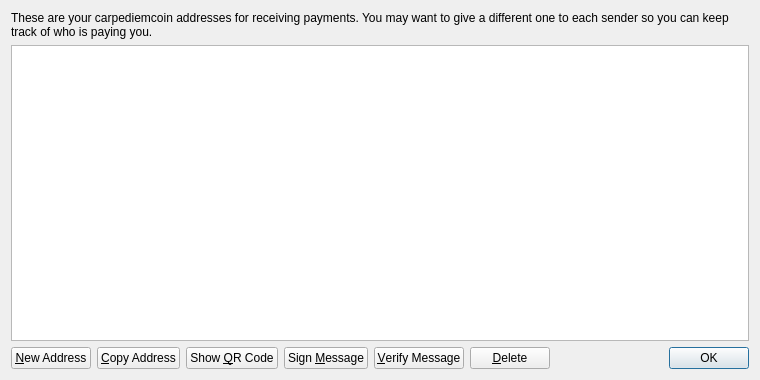
The window that src/qt/forms/addressbookpage.ui (xming/carpediemcoin) describes before a commit, drawn with Qt 5.
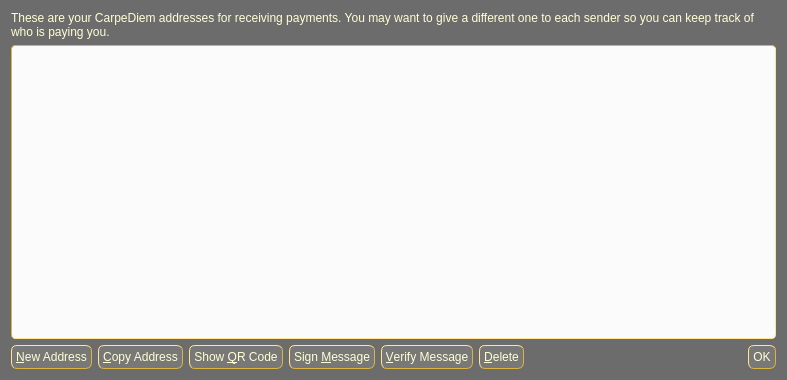
The same window after the commit. Icons and pictures are not drawn.

The edit to the form file:
```diff
--- a/src/qt/forms/addressbookpage.ui
+++ b/src/qt/forms/addressbookpage.ui
@@ -6,22 +6,28 @@
    <rect>
     <x>0</x>
     <y>0</y>
-    <width>760</width>
+    <width>787</width>
     <height>380</height>
    </rect>
   </property>
   <property name="windowTitle">
    <string>Address Book</string>
   </property>
+  <property name="styleSheet">
+   <string notr="true">QWidget {background-color: #6C6C6C; color: #FFFFD3 } QPushButton { background-color: #787878; color: #FFFFD3; border-style:outset; border-color: #dcb540; border-width: 1px; border-radius: 6px; padding: 4px} QPushButton::hover { background-color: #6C6C6C; color: #FFFFD3; border-style:outset; border-color: #dcb540; border-width: 1px; border-radius: 6px; padding: 4px}  QPushButton::pressed {background-color: #FBFBFB; color: #E5990C; border-style:outset; border-color: #DCB540; border-radius: 6px; padding: 4px} QLabel {color: #FFFFD3} QTableView {color: grey; border-style:inset; border-color: #dcb540; border-width: 1px; border-radius: 4px; background-color: #FBFBFB }</string>
+  </property>
   <layout class="QVBoxLayout" name="verticalLayout">
    <item>
     <widget class="QLabel" name="labelExplanation">
      <property name="text">
-      <string>These are your carpediemcoin addresses for receiving payments. You may want to give a different one to each sender so you can keep track of who is paying you.</string>
+      <string>These are your CarpeDiem addresses for receiving payments. You may want to give a different one to each sender so you can keep track of who is paying you.</string>
      </property>
      <property name="textFormat">
       <enum>Qt::PlainText</enum>
      </property>
+     <property name="alignment">
+      <set>Qt::AlignLeading|Qt::AlignLeft|Qt::AlignVCenter</set>
+     </property>
      <property name="wordWrap">
       <bool>true</bool>
      </property>
@@ -35,6 +41,9 @@
      <property name="toolTip">
       <string>Double-click to edit address or label</string>
      </property>
+     <property name="styleSheet">
+      <string notr="true">color: grey; border-style:inset; border-color: #dcb540; border-width: 1px; border-radius: 4px; background-color: #FBFBFB</string>
+     </property>
      <property name="tabKeyNavigation">
       <bool>false</bool>
      </property>
@@ -62,6 +71,9 @@
        <property name="toolTip">
         <string>Create a new address</string>
        </property>
+       <property name="styleSheet">
+        <string notr="true"/>
+       </property>
        <property name="text">
         <string>&amp;New Address</string>
        </property>
@@ -76,6 +88,9 @@
        <property name="toolTip">
         <string>Copy the currently selected address to the system clipboard</string>
        </property>
+       <property name="styleSheet">
+        <string notr="true"/>
+       </property>
        <property name="text">
         <string>&amp;Copy Address</string>
        </property>
@@ -87,6 +102,9 @@
      </item>
      <item>
       <widget class="QPushButton" name="showQRCode">
+       <property name="styleSheet">
+        <string notr="true"/>
+       </property>
        <property name="text">
         <string>Show &amp;QR Code</string>
        </property>
@@ -101,6 +119,9 @@
        <property name="toolTip">
         <string>Sign a message to prove you own a carpediemcoin address</string>
        </property>
+       <property name="styleSheet">
+        <string notr="true"/>
+       </property>
        <property name="text">
         <string>Sign &amp;Message</string>
        </property>
@@ -115,6 +136,9 @@
        <property name="toolTip">
         <string>Verify a message to ensure it was signed with a specified carpediemcoin address</string>
        </property>
+       <property name="styleSheet">
+        <string notr="true"/>
+       </property>
        <property name="text">
         <string>&amp;Verify Message</string>
        </property>
@@ -129,6 +153,9 @@
        <property name="toolTip">
         <string>Delete the currently selected address from the list</string>
        </property>
+       <property name="styleSheet">
+        <string notr="true"/>
+       </property>
        <property name="text">
         <string>&amp;Delete</string>
        </property>
@@ -159,6 +186,9 @@
          <verstretch>0</verstretch>
         </sizepolicy>
        </property>
+       <property name="styleSheet">
+        <string notr="true"/>
+       </property>
        <property name="standardButtons">
         <set>QDialogButtonBox::Ok</set>
        </property>
```
